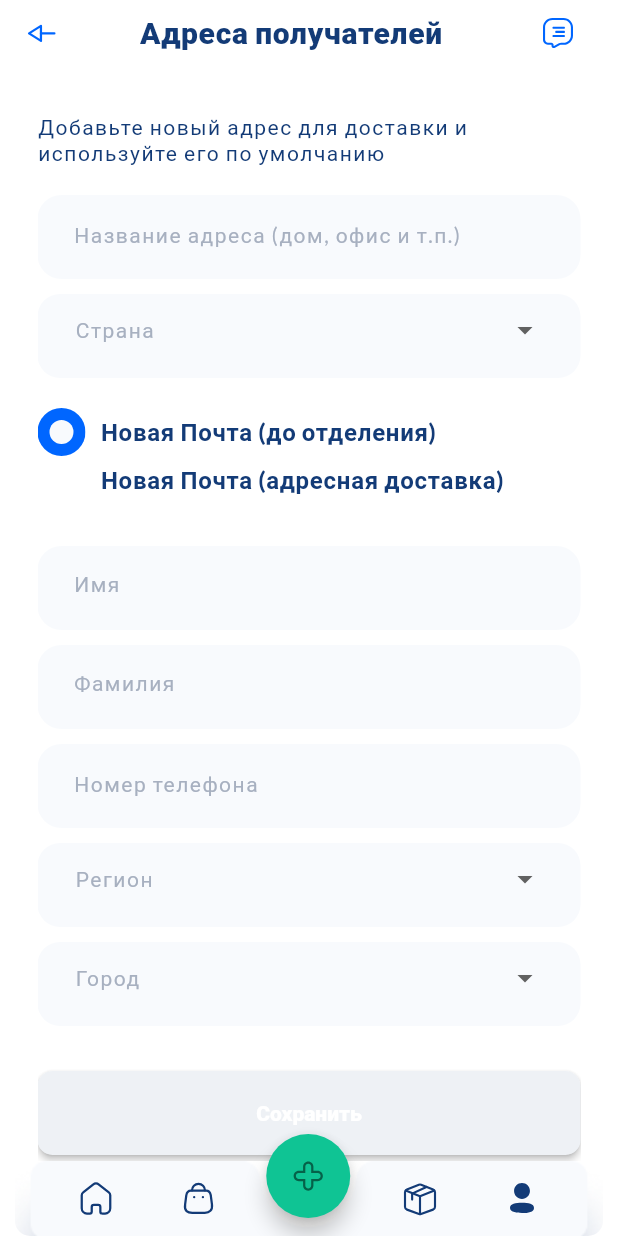
After one commit to VLshevchuk/project_From-USA, a Flutter app: the RecipientAddresses screen opened directly, on a phone screen of 412 x 824 dp. The commit adds this screen. Run offline on Flutter 3.47's test engine with Material 2 defaults, Android fonts, the light colour scheme and no system bars; our stand-ins replace flutter_svg.

Commit message:
recipient addresses

```diff
--- a/lib/help_widgets/dropdown_button.dart
+++ b/lib/help_widgets/dropdown_button.dart
@@ -4,11 +4,13 @@
   final String firstChoiceValue;
   final String twoChoiceValue;
   final String threeChoiceValue;
+  final String? hintText;
 
   const DropdownButtonWidget({super.key,
     required this.firstChoiceValue,
     required this.twoChoiceValue,
     required this.threeChoiceValue,
+    this.hintText,
   });
 
   @override
@@ -47,7 +49,6 @@
     return Column(
       children: [
         Container(
-          // width: 325.0,
           height: 56.0,
           decoration: BoxDecoration(
             borderRadius: BorderRadiusDirectional.circular(15.0),
@@ -80,7 +81,7 @@
               ),
             ],
             hint: Text(
-              'Выберите способ доставки',
+              widget.hintText ?? 'Пусто',
               style: notActive,
             ),
             onChanged: dropdownValue,
--- a/lib/help_widgets/text_field_widget.dart
+++ b/lib/help_widgets/text_field_widget.dart
@@ -5,24 +5,26 @@
 class TextFieldWidget extends StatelessWidget {
   final String labelText;
   final Widget? suffixIcon;
+  final TextEditingController? controller;
   const TextFieldWidget({
     required this.labelText,
     this.suffixIcon,
+    this.controller,
     super.key,
   });
 
   @override
   Widget build(BuildContext context) {
     return Container(
-      // width:325.0,
       height: 56.0,
       decoration: BoxDecoration(
         borderRadius: BorderRadiusDirectional.circular(
           16.0,
         ),
-        color:const Color.fromRGBO(248, 250, 253, 1),
+        color: const Color.fromRGBO(248, 250, 253, 1),
       ),
       child: TextField(
+          controller: controller,
           decoration: InputDecoration(
             labelText: labelText,
             labelStyle: const TextStyle(
@@ -39,8 +41,7 @@
               horizontal: 24.0,
             ),
           ),
-        style:globals.textStyleFW700WFFLatoFS16LS05
-      ),
+          style: globals.textStyleFW700WFFLatoFS16LS05),
     );
   }
 }
@@ -56,7 +57,6 @@
   @override
   Widget build(BuildContext context) {
     return Container(
-      // width:325.0,
       height: 128.0,
       decoration: BoxDecoration(
         borderRadius: BorderRadiusDirectional.circular(
--- /dev/null
+++ b/lib/pages/profile/subscreens_profile/recipient_addresses_function/recipient_addresses.dart
@@ -0,0 +1,282 @@
+import 'package:flutter/material.dart';
+import 'package:flutter_svg/flutter_svg.dart';
+import 'package:from_usa/help_widgets/app_bar_general_widget/app_bar_global.dart';
+import 'package:from_usa/help_widgets/bottom_app_bar/bottom_app_bar_widget.dart';
+import 'package:from_usa/help_widgets/bottom_app_bar/customfloating_action_button_location.dart';
+import 'package:from_usa/help_widgets/dropdown_button.dart';
+import 'package:from_usa/help_widgets/text_field_widget.dart';
+import 'package:from_usa/pages/bag/store_catalog_main_screen.dart';
+import 'package:from_usa/pages/home/delivery_main_screen.dart';
+import 'package:from_usa/pages/path/to/globals.dart' as globals;
+import 'package:from_usa/pages/profile/profile_main.dart';
+import 'package:from_usa/pages/profile/subscreens_profile/bank_cards_function/select_card.dart';
+
+class RecipientAddresses extends StatefulWidget {
+  const RecipientAddresses({super.key});
+
+  @override
+  State<RecipientAddresses> createState() => _RecipientAddressesState();
+}
+
+class _RecipientAddressesState extends State<RecipientAddresses> {
+  bool changeDelivery = false;
+
+  TextEditingController nameController = TextEditingController();
+  TextEditingController surnameController = TextEditingController();
+  TextEditingController phoneController = TextEditingController();
+
+  bool areAllFieldsFilled() {
+    return nameController.text.isNotEmpty &&
+        surnameController.text.isNotEmpty &&
+        phoneController.text.isNotEmpty;
+  }
+
+  @override
+  void initState() {
+    super.initState();
+    nameController.addListener(_updateState);
+    surnameController.addListener(_updateState);
+    phoneController.addListener(_updateState);
+  }
+
+  void _updateState() {
+    setState(() {});
+  }
+
+  @override
+  void dispose() {
+    nameController.dispose();
+    surnameController.dispose();
+    phoneController.dispose();
+    super.dispose();
+  }
+
+  @override
+  Widget build(BuildContext context) {
+    return Scaffold(
+      floatingActionButton: FloatingActionButton(
+        onPressed: () {},
+        backgroundColor: const Color.fromRGBO(15, 196, 148, 1.0),
+        child: SvgPicture.asset("assetsDelivery/assetsSvg/+.svg"),
+      ),
+      floatingActionButtonLocation:
+          CustomFloatingActionButtonLocation(bottom: 68, left: 177.5),
+      bottomNavigationBar: BottomAppBar(
+        clipBehavior: Clip.none,
+        elevation: 0,
+        child: BottomAppBarWidget(
+          imageFirst: 'assetsBag/assetsSvg/notActivehome.svg',
+          imageTwo: "assetsDelivery/assetsSvg/bag.svg",
+          imageThree: "assets_profile/assetsSvg/box_bottom.svg",
+          imageFor: "assets_profile/assetsSvg/profile_bottom.svg",
+          onPressedFirst: () {
+            Navigator.push(
+              context,
+              MaterialPageRoute(
+                builder: (context) => const DeliveryMainScreen(),
+              ),
+            );
+          },
+          onPressedTwo: () {
+            Navigator.push(
+              context,
+              MaterialPageRoute(
+                builder: (context) => const StoreCatalog(),
+              ),
+            );
+          },
+          onPressedThree: () {},
+          onPressedFor: () {},
+        ),
+      ),
+      backgroundColor: Colors.white,
+      appBar: AppBarGlobal(
+        backPage: () {
+          Navigator.push(
+            context,
+            MaterialPageRoute(
+              builder: (context) => const ProfileMain(),
+            ),
+          );
+        },
+        imageLeft: 'assetsDelivery/assetsSvg/left2.svg',
+        textWidget: Text(
+          'Адреса получателей',
+          style: globals.textStyleFW800WFFLatoFS20LS05,
+        ),
+        imageRight: 'assets_profile/assetsSvg/stroke7.svg',
+        svgButton: () {},
+      ),
+      body: Padding(
+        padding: const EdgeInsets.only(left: 25.0, right: 25.0, top: 32.0),
+        child: SingleChildScrollView(
+          child: Column(
+            children: [
+              Text(
+                "Добавьте новый адрес для доставки и используйте его по умолчанию",
+                style: globals.textStyleFW400WFFLatoFS14LS1,
+              ),
+              globals.sizedBoxHeight20px,
+              const TextFieldWidget(
+                labelText: "Название адреса (дом, офис и т.п.)",
+              ),
+              globals.sizedBoxHeight10px,
+              const DropdownButtonWidget(
+                firstChoiceValue: "Ukraine",
+                twoChoiceValue: "Usa",
+                threeChoiceValue: "Kanada",
+                hintText: 'Страна',
+              ),
+              globals.sizedBoxHeight20px,
+              Row(
+                children: [
+                  SvgPicture.asset(
+                    changeDelivery
+                        ? "assets_profile/assetsSvg/gray7.svg"
+                        : "assets_profile/assetsSvg/radioBlue7.svg",
+                  ),
+                  globals.sizedBoxWidth10px,
+                  InkWell(
+                    onTap: () {
+                      setState(
+                        () {
+                          changeDelivery = false;
+                        },
+                      );
+                    },
+                    child: Text(
+                      "Новая Почта (до отделения)",
+                      style: globals.textStyleFW700WFFLatoFS16LS05,
+                    ),
+                  ),
+                ],
+              ),
+              Row(
+                children: [
+                  SvgPicture.asset(
+                    changeDelivery
+                        ? "assets_profile/assetsSvg/radioBlue7.svg"
+                        : "assets_profile/assetsSvg/gray7.svg",
+                  ),
+                  globals.sizedBoxWidth10px,
+                  InkWell(
+                    onTap: () {
+                      setState(
+                        () {
+                          changeDelivery = !changeDelivery;
+                        },
+                      );
+                    },
+                    child: Text(
+                      "Новая Почта (адресная доставка)",
+                      style: globals.textStyleFW700WFFLatoFS16LS05,
+                    ),
+                  ),
+                ],
+              ),
+              const SizedBox(
+                height: 28.0,
+              ),
+              TextFieldWidget(
+                controller: nameController,
+                labelText: "Имя",
+              ),
+              globals.sizedBoxHeight10px,
+              TextFieldWidget(
+                controller: surnameController,
+                labelText: "Фамилия",
+              ),
+              globals.sizedBoxHeight10px,
+              globals.sizedBoxWidth10px,
+              TextFieldWidget(
+                controller: phoneController,
+                labelText: "Номер телефона",
+              ),
+              globals.sizedBoxHeight10px,
+              const DropdownButtonWidget(
+                firstChoiceValue: "Dne",
+                twoChoiceValue: "Ode",
+                threeChoiceValue: "Kiev",
+                hintText: 'Регион',
+              ),
+              globals.sizedBoxHeight10px,
+              const DropdownButtonWidget(
+                firstChoiceValue: "Kiev",
+                twoChoiceValue: "Odessa",
+                threeChoiceValue: "Krivoy Rog",
+                hintText: 'Город',
+              ),
+              changeDelivery
+                  ? Column(
+                      children: [
+                        globals.sizedBoxHeight10px,
+                        Row(
+                          children: [
+                            const Expanded(
+                              child: TextFieldWidget(
+                                labelText: "Номер дома",
+                              ),
+                            ),
+                            globals.sizedBoxWidth10px,
+                            const Expanded(
+                              child: TextFieldWidget(
+                                labelText: "Номер квартиры",
+                              ),
+                            ),
+                          ],
+                        )
+                      ],
+                    )
+                  : const SizedBox(),
+              globals.sizedBoxHeight30px,
+              Center(
+                child: Expanded(
+                  child: ElevatedButton(
+                    style: ElevatedButton.styleFrom(
+                      minimumSize: const Size(
+                        double.infinity,
+                        56.0,
+                      ),
+                      shape: RoundedRectangleBorder(
+                        borderRadius: BorderRadius.circular(
+                          10.0,
+                        ),
+                      ),
+                      backgroundColor: areAllFieldsFilled()
+                          ? const Color.fromRGBO(15, 196, 148, 1)
+                          : const Color.fromRGBO(238, 241, 245, 1),
+                    ),
+                    onPressed: () {
+                      areAllFieldsFilled()
+                          ? Navigator.push(
+                              context,
+                              MaterialPageRoute(
+                                builder: (context) => const SelectCard(),
+                              ),
+                            )
+                          : null;
+                    },
+                    child: Center(
+                      child: Text(
+                        'Сохранить',
+                        style: TextStyle(
+                          fontFamily: 'Lato',
+                          fontWeight: FontWeight.w800,
+                          fontSize: 14.0,
+                          color: areAllFieldsFilled()
+                              ? const Color.fromRGBO(5, 98, 73, 1)
+                              : const Color.fromRGBO(255, 255, 255, 1),
+                        ),
+                      ),
+                    ),
+                  ),
+                ),
+              ),
+              globals.sizedBoxHeight30px,
+            ],
+          ),
+        ),
+      ),
+    );
+  }
+}
--- a/lib/pages/profile/widgets_profile/body.dart
+++ b/lib/pages/profile/widgets_profile/body.dart
@@ -4,6 +4,7 @@
 import 'package:from_usa/pages/profile/subscreens_profile/bank_cards_function/bank_cards.dart';
 import 'package:from_usa/pages/profile/subscreens_profile/correction_function/correction_profile.dart';
 import 'package:from_usa/pages/profile/subscreens_profile/finance_function/finance_profile.dart';
+import 'package:from_usa/pages/profile/subscreens_profile/recipient_addresses_function/recipient_addresses.dart';
 
 class Body extends StatelessWidget {
   const Body({super.key});
@@ -307,7 +308,7 @@
           Navigator.push(
             context,
             MaterialPageRoute(
-              builder: (context) =>const FinanceProfile(),
+              builder: (context) => const FinanceProfile(),
             ),
           );
         },
@@ -319,7 +320,7 @@
           Navigator.push(
             context,
             MaterialPageRoute(
-              builder: (context) =>const BankCards(),
+              builder: (context) => const BankCards(),
             ),
           );
         },
@@ -327,7 +328,14 @@
       rowTabs(
         "assets_profile/assetsSvg/location7.svg",
         "Адреса получателей",
-        () {},
+        () {
+          Navigator.push(
+            context,
+            MaterialPageRoute(
+              builder: (context) => const RecipientAddresses(),
+            ),
+          );
+        },
       ),
       rowTabs(
         "assets_profile/assetsSvg/address7.svg",
```
Lines whose indentation alone changed are shown as unchanged.
